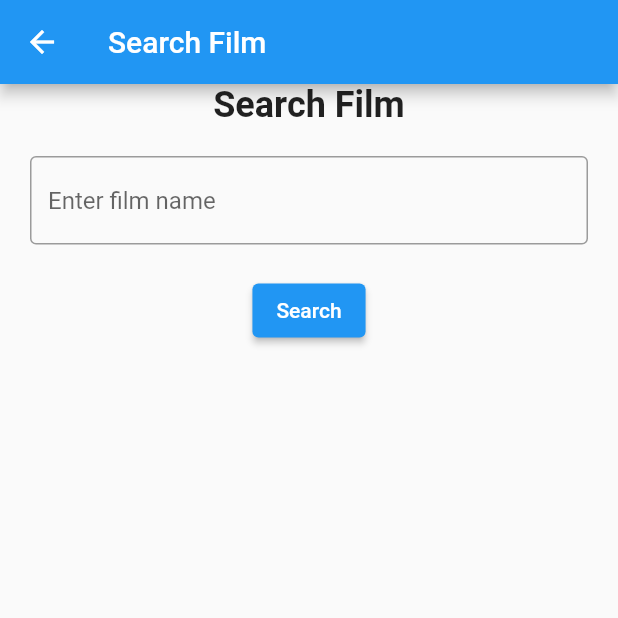
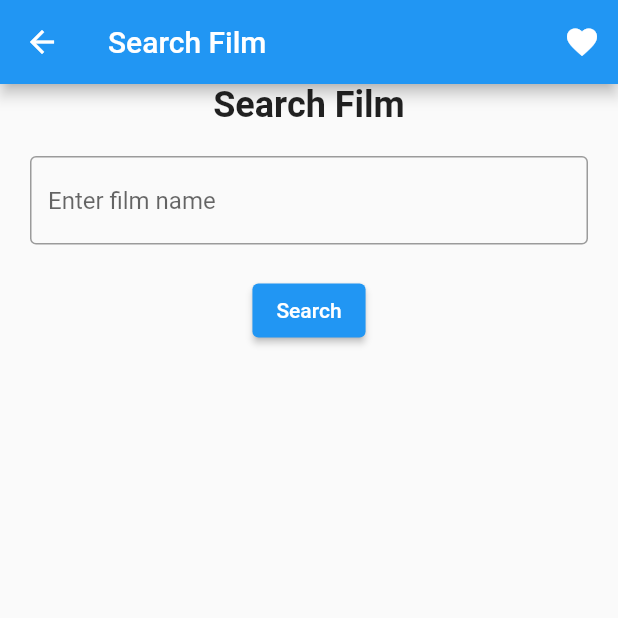
Before and after one commit to mendekam/matkul-tpm-responsi, a Flutter app: the HomePage screen opened by its route, on a phone screen of 412 x 824 dp, the top half of it. Run offline on Flutter 3.47's test engine with Material 2 defaults, Android fonts, the phone set to English and light mode, and no system bars; our stand-ins replace shared_preferences, sqflite; accounts and stored records are empty.

Commit message:
pinal code

```diff
--- a/lib/database/database_helper.dart
+++ b/lib/database/database_helper.dart
@@ -1,5 +1,6 @@
 import 'package:path_provider/path_provider.dart';
 import 'package:sqflite/sqflite.dart';
+import 'package:path/path.dart';
 
 import '../models/moviemodel.dart';
 
--- a/lib/main.dart
+++ b/lib/main.dart
@@ -1,6 +1,7 @@
 import 'package:flutter/material.dart';
 import 'package:shared_preferences/shared_preferences.dart';
 
+import 'pages/favorite_page.dart';
 import 'pages/home_page.dart';
 import 'pages/login_page.dart';
 
@@ -22,6 +23,7 @@ class MyApp extends StatelessWidget {
       ),
 
       routes: {
+        FavoritePage.routeName: (context) => FavoritePage(),
         LoginPage.routeName: (context) => LoginPage(),
         HomePage.routeName: (context) => HomePage(),
       },
--- a/lib/pages/favorite_page.dart
+++ b/lib/pages/favorite_page.dart
@@ -2,7 +2,11 @@ import 'package:flutter/material.dart';
 import 'package:responsi_tpm/models/moviemodel.dart';
 import 'package:sqflite/sqflite.dart';
 
+import '../database/database_helper.dart';
+
 class FavoritePage extends StatefulWidget {
+  static const routeName = '/favorite';
+  const FavoritePage({Key? key}) : super(key: key);
   @override
   _FavoritePageState createState() => _FavoritePageState();
 }
@@ -20,7 +24,7 @@ class _FavoritePageState extends State<FavoritePage> {
     final db = await DatabaseHelper.instance.database;
     final movies = await db.query(DatabaseHelper.tableName);
     setState(() {
-      favoriteMovies = movies.map((json) => Movie.fromJson(json)).toList();
+      favoriteMovies = movies.map((json) => MovieModel.fromJson(json)).toList();
     });
   }
 
--- a/lib/pages/home_page.dart
+++ b/lib/pages/home_page.dart
@@ -3,6 +3,7 @@ import 'package:http/http.dart' as http;
 import 'dart:convert';
 
 import 'detail_page.dart';
+import 'favorite_page.dart';
 
 class HomePage extends StatefulWidget {
   static const routeName = '/home';
@@ -33,9 +34,17 @@ class _HomePageState extends State<HomePage> {
   @override
   Widget build(BuildContext context) {
     return Scaffold(
-      appBar: AppBar(
-        title: Text('Search Film'),
-      ),
+      appBar: AppBar(title: Text('Search Film'), actions: <Widget>[
+        IconButton(
+          icon: Icon(
+            Icons.favorite,
+            color: Colors.white,
+          ),
+          onPressed: () {
+            Navigator.pushNamed(context, FavoritePage.routeName);
+          },
+        )
+      ]),
       body: Center(
         child: Padding(
           padding: const EdgeInsets.symmetric(horizontal: 20.0),
@@ -86,7 +95,8 @@ class _HomePageState extends State<HomePage> {
                       },
                       child: Card(
                         child: ListTile(
-                          leading: Image.network(movie['Poster'], fit: BoxFit.fill, width: 100.0, height: 100.0),
+                          leading: Image.network(movie['Poster'],
+                              fit: BoxFit.fill, width: 100.0, height: 100.0),
                           title: Text(movie['Title']),
                           subtitle: Text(movie['Year']),
                         ),
--- a/pubspec.yaml
+++ b/pubspec.yaml
@@ -39,6 +39,7 @@ dependencies:
   shared_preferences: ^2.1.1
   sqflite: ^2.2.8+4
   path_provider: ^2.0.15
+  path: ^1.8.2
 
 dev_dependencies:
   flutter_test:
```
Also changed, not shown: lib/pages/detail_page.dart (+22 -6 lines), pubspec.lock.
